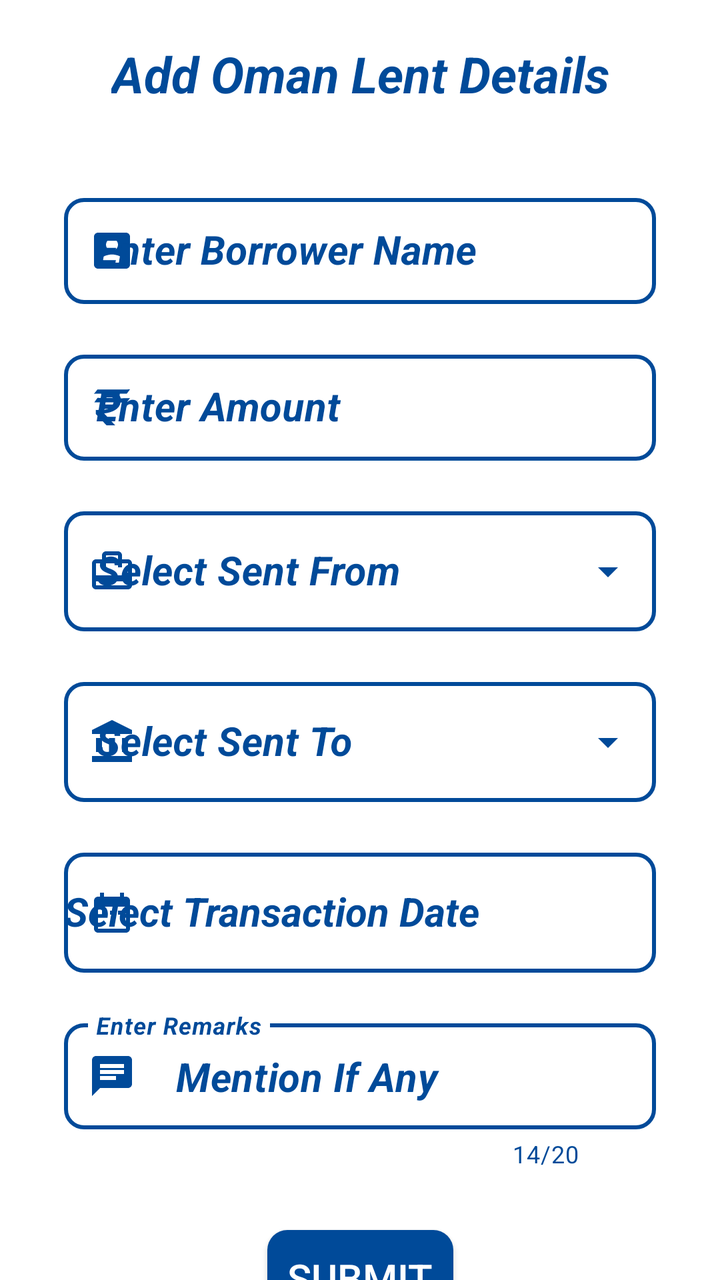
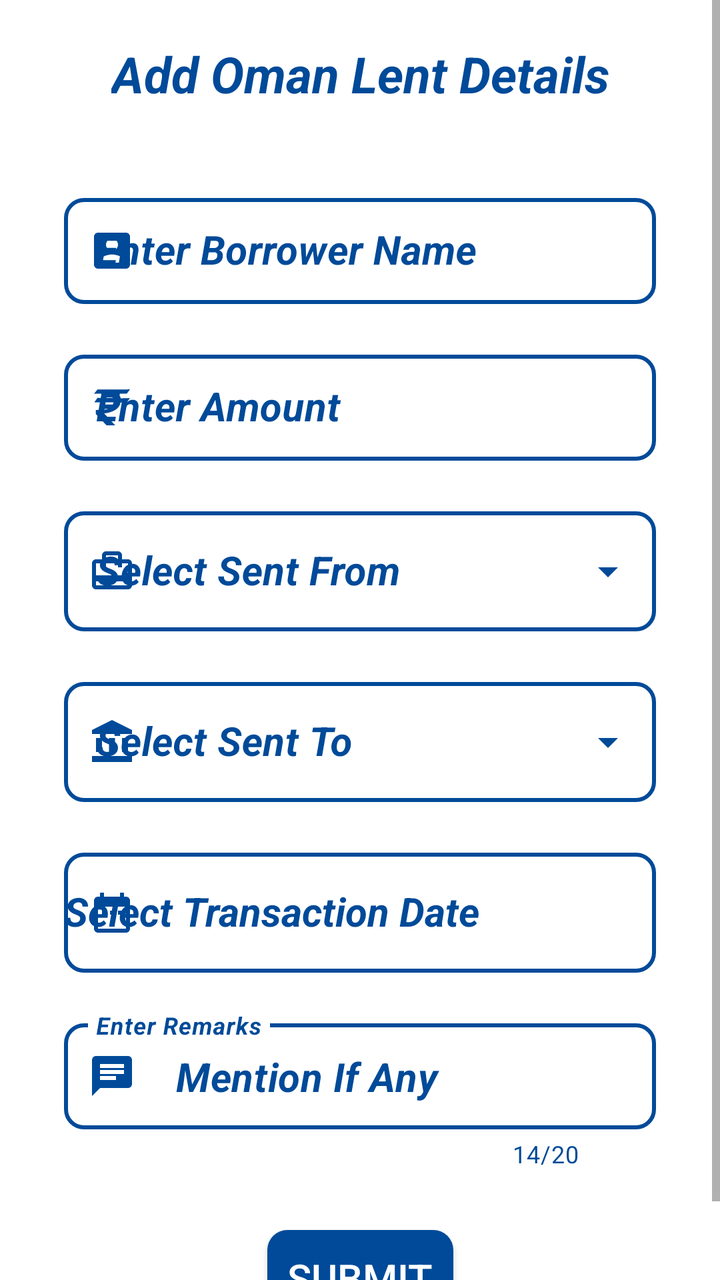

Two renders of the same Android screen: before a commit and after it. Below are the layout's source before the change and the commit's diff.
<!-- AndroidManifest.xml: application theme AppTheme -->
<!-- res/layout/fragment_add_lent_oman.xml -->
<?xml version="1.0" encoding="utf-8"?>
<FrameLayout xmlns:android="http://schemas.android.com/apk/res/android"
    xmlns:app="http://schemas.android.com/apk/res-auto"
    xmlns:tools="http://schemas.android.com/tools"
    android:layout_width="match_parent"
    android:layout_height="match_parent"
    android:background="@color/white"
    tools:context=".AddLent.AddLentOmanFragment">

    <androidx.constraintlayout.widget.ConstraintLayout
        android:layout_width="match_parent"
        android:layout_height="match_parent">

        <TextView
            android:id="@+id/lendDecHeadingOM"
            android:layout_width="wrap_content"
            android:layout_height="wrap_content"
            android:layout_marginTop="20dp"
            android:text="@string/add_oman_lent_details"
            android:textColor="@color/background"
            android:textSize="25sp"
            android:textStyle="bold|italic"
            app:layout_constraintEnd_toEndOf="parent"
            app:layout_constraintStart_toStartOf="parent"
            app:layout_constraintTop_toTopOf="parent" />

        <com.google.android.material.textfield.TextInputLayout
            android:id="@+id/lendDecNameLayoutOM"
            style="@style/Widget.MaterialComponents.TextInputLayout.OutlinedBox"
            android:layout_width="match_parent"
            android:layout_height="wrap_content"
            android:layout_marginStart="32dp"
            android:layout_marginTop="40dp"
            android:layout_marginEnd="32dp"
            android:hint="@string/borrowerName"
            android:textColorHint="@color/background"
            android:theme="@style/ThemeOverlay.AppTheme.TextInputEditText.Outlined"
            app:boxCornerRadiusBottomEnd="10dp"
            app:boxCornerRadiusBottomStart="10dp"
            app:boxCornerRadiusTopEnd="10dp"
            app:boxCornerRadiusTopStart="10dp"
            app:boxStrokeColor="@color/grey"
            app:boxStrokeWidth="2dp"
            app:boxStrokeWidthFocused="2dp"
            app:endIconMode="clear_text"
            app:endIconTint="@color/background"
            app:errorTextColor="@color/red"
            app:hintTextColor="@color/background"
            app:layout_constraintEnd_toEndOf="parent"
            app:layout_constraintStart_toStartOf="parent"
            app:layout_constraintTop_toBottomOf="@+id/lendDecHeadingOM"
            app:startIconDrawable="@drawable/ic_name"
            app:startIconTint="@color/background">

            <com.google.android.material.textfield.TextInputEditText
                android:id="@+id/lendDecNameOM"
                android:layout_width="match_parent"
                android:layout_height="wrap_content"
                android:imeOptions="actionNext"
                android:inputType="textCapWords"
                android:textColor="@color/background"
                android:textCursorDrawable="@drawable/color_cursor"
                android:textSize="20sp"
                android:textStyle="bold|italic" />
        </com.google.android.material.textfield.TextInputLayout>

        <com.google.android.material.textfield.TextInputLayout
            android:id="@+id/lendDecAmountLayoutOM"
            style="@style/Widget.MaterialComponents.TextInputLayout.OutlinedBox"
            android:layout_width="0dp"
            android:layout_height="wrap_content"
            android:layout_marginTop="20dp"
            android:hint="@string/amount"
            android:textColorHint="@color/background"
            android:theme="@style/ThemeOverlay.AppTheme.TextInputEditText.Outlined"
            app:boxCornerRadiusBottomEnd="10dp"
            app:boxCornerRadiusBottomStart="10dp"
            app:boxCornerRadiusTopEnd="10dp"
            app:boxCornerRadiusTopStart="10dp"
            app:boxStrokeColor="@color/grey"
            app:boxStrokeWidth="2dp"
            app:boxStrokeWidthFocused="2dp"
            app:endIconMode="clear_text"
            app:endIconTint="@color/background"
            app:errorTextColor="@color/red"
            app:hintTextColor="@color/background"
            app:layout_constraintEnd_toEndOf="@+id/lendDecNameLayoutOM"
            app:layout_constraintStart_toStartOf="@+id/lendDecNameLayoutOM"
            app:layout_constraintTop_toBottomOf="@+id/lendDecNameLayoutOM"
            app:startIconDrawable="@drawable/ic_rupee"
            app:startIconTint="@color/background">

            <com.google.android.material.textfield.TextInputEditText
                android:id="@+id/lendDecAmountOM"
                android:layout_width="match_parent"
                android:layout_height="wrap_content"
                android:imeOptions="actionDone"
                android:inputType="numberDecimal"
                android:textColor="@color/background"
                android:textCursorDrawable="@drawable/color_cursor"
                android:textSize="20sp"
                android:textStyle="bold|italic" />
        </com.google.android.material.textfield.TextInputLayout>

        <com.google.android.material.textfield.TextInputLayout
            android:id="@+id/lendDecFromLayoutOM"
            style="@style/Widget.MaterialComponents.TextInputLayout.OutlinedBox.Dense.ExposedDropdownMenu"
            android:layout_width="0dp"
            android:layout_height="wrap_content"
            android:layout_marginTop="20dp"
            android:hint="@string/sent_from"
            android:textColorHint="@color/background"
            android:theme="@style/ThemeOverlay.AppTheme.TextInputEditText.Outlined"
            app:boxCornerRadiusBottomEnd="10dp"
            app:boxCornerRadiusBottomStart="10dp"
            app:boxCornerRadiusTopEnd="10dp"
            app:boxCornerRadiusTopStart="10dp"
            app:boxStrokeColor="@color/grey"
            app:boxStrokeWidth="2dp"
            app:boxStrokeWidthFocused="2dp"
            app:endIconTint="@color/background"
            app:errorTextColor="@color/red"
            app:hintTextColor="@color/background"
            app:layout_constraintEnd_toEndOf="@+id/lendDecAmountLayoutOM"
            app:layout_constraintStart_toStartOf="@+id/lendDecAmountLayoutOM"
            app:layout_constraintTop_toBottomOf="@+id/lendDecAmountLayoutOM"
            app:startIconDrawable="@drawable/ic_view_balance"
            app:startIconTint="@color/background">

            <AutoCompleteTextView
                android:id="@+id/lendDecFromOM"
                android:layout_width="match_parent"
                android:layout_height="60sp"
                android:inputType="none"
                android:textColor="@color/background"
                android:textSize="20sp"
                android:textStyle="bold|italic"
                tools:ignore="LabelFor" />
        </com.google.android.material.textfield.TextInputLayout>

        <com.google.android.material.textfield.TextInputLayout
            android:id="@+id/lendDecToLayoutOM"
            style="@style/Widget.MaterialComponents.TextInputLayout.OutlinedBox.Dense.ExposedDropdownMenu"
            android:layout_width="0dp"
            android:layout_height="wrap_content"
            android:layout_marginTop="20dp"
            android:hint="@string/sent_to"
            android:textColorHint="@color/background"
            android:theme="@style/ThemeOverlay.AppTheme.TextInputEditText.Outlined"
            app:boxCornerRadiusBottomEnd="10dp"
            app:boxCornerRadiusBottomStart="10dp"
            app:boxCornerRadiusTopEnd="10dp"
            app:boxCornerRadiusTopStart="10dp"
            app:boxStrokeColor="@color/background"
            app:boxStrokeWidth="2dp"
            app:boxStrokeWidthFocused="2dp"
            app:endIconTint="@color/background"
            app:errorTextColor="@color/red"
            app:hintTextColor="@color/background"
            app:layout_constraintEnd_toEndOf="@+id/lendDecFromLayoutOM"
            app:layout_constraintStart_toStartOf="@+id/lendDecFromLayoutOM"
            app:layout_constraintTop_toBottomOf="@+id/lendDecFromLayoutOM"
            app:startIconDrawable="@drawable/ic_account_balance"
            app:startIconTint="@color/background">

            <AutoCompleteTextView
                android:id="@+id/lendDecToOM"
                android:layout_width="match_parent"
                android:layout_height="60sp"
                android:inputType="none"
                android:textColor="@color/background"
                android:textSize="20sp"
                android:textStyle="bold|italic"
                tools:ignore="LabelFor" />
        </com.google.android.material.textfield.TextInputLayout>

        <com.google.android.material.textfield.TextInputLayout
            android:id="@+id/lendDecTranDateLayoutOM"
            style="@style/Widget.MaterialComponents.TextInputLayout.OutlinedBox"
            android:layout_width="0dp"
            android:layout_height="wrap_content"
            android:layout_marginTop="20dp"
            android:hint="@string/transaction_date"
            android:textColorHint="@color/background"
            android:theme="@style/ThemeOverlay.AppTheme.TextInputEditText.Outlined"
            app:boxCornerRadiusBottomEnd="10dp"
            app:boxCornerRadiusBottomStart="10dp"
            app:boxCornerRadiusTopEnd="10dp"
            app:boxCornerRadiusTopStart="10dp"
            app:boxStrokeColor="@color/grey"
            app:boxStrokeWidth="2dp"
            app:boxStrokeWidthFocused="2dp"
            app:errorTextColor="@color/red"
            app:layout_constraintEnd_toEndOf="@+id/lendDecToLayoutOM"
            app:layout_constraintStart_toStartOf="@+id/lendDecToLayoutOM"
            app:layout_constraintTop_toBottomOf="@+id/lendDecToLayoutOM"
            app:startIconDrawable="@drawable/ic_date"
            app:startIconTint="@color/background">

            <AutoCompleteTextView
                android:id="@+id/lendDecTranDateOM"
                android:layout_width="match_parent"
                android:layout_height="60sp"
                android:inputType="none"
                android:textColor="@color/background"
                android:textCursorDrawable="@drawable/color_cursor"
                android:textSize="20sp"
                android:textStyle="bold|italic"
                tools:ignore="LabelFor" />
        </com.google.android.material.textfield.TextInputLayout>

        <com.google.android.material.textfield.TextInputLayout
            android:id="@+id/lendDecRemarksLayoutOM"
            style="@style/Widget.MaterialComponents.TextInputLayout.OutlinedBox"
            android:layout_width="0dp"
            android:layout_height="wrap_content"
            android:layout_marginTop="20dp"
            android:hint="@string/remarks"
            android:textColorHint="@color/background"
            android:theme="@style/ThemeOverlay.AppTheme.TextInputEditText.Outlined"
            app:boxCornerRadiusBottomEnd="10dp"
            app:boxCornerRadiusBottomStart="10dp"
            app:boxCornerRadiusTopEnd="10dp"
            app:boxCornerRadiusTopStart="10dp"
            app:boxStrokeColor="@color/grey"
            app:boxStrokeWidth="2dp"
            app:boxStrokeWidthFocused="2dp"
            app:counterEnabled="true"
            app:counterMaxLength="20"
            app:counterTextColor="@color/background"
            app:endIconMode="clear_text"
            app:endIconTint="@color/background"
            app:errorTextColor="@color/red"
            app:hintTextColor="@color/background"
            app:layout_constraintEnd_toEndOf="@+id/lendDecTranDateLayoutOM"
            app:layout_constraintStart_toStartOf="@+id/lendDecTranDateLayoutOM"
            app:layout_constraintTop_toBottomOf="@+id/lendDecTranDateLayoutOM"
            app:startIconDrawable="@drawable/ic_remarks"
            app:startIconTint="@color/background">

            <com.google.android.material.textfield.TextInputEditText
                android:id="@+id/lendDecRemarksOM"
                android:layout_width="match_parent"
                android:layout_height="wrap_content"
                android:imeOptions="actionSend"
                android:inputType="textCapWords"
                android:maxLength="20"
                android:text="@string/mention_if_any"
                android:textColor="@color/background"
                android:textCursorDrawable="@drawable/color_cursor"
                android:textSize="20sp"
                android:textStyle="bold|italic" />
        </com.google.android.material.textfield.TextInputLayout>

        <androidx.appcompat.widget.AppCompatButton
            android:id="@+id/lendDecSubmitOM"
            android:layout_width="wrap_content"
            android:layout_height="wrap_content"
            android:layout_marginTop="30dp"
            android:background="@drawable/button_background"
            android:text="  Submit  "
            android:textColor="@color/white"
            android:textSize="20sp"
            app:layout_constraintEnd_toEndOf="parent"
            app:layout_constraintStart_toStartOf="parent"
            app:layout_constraintTop_toBottomOf="@+id/lendDecRemarksLayoutOM"
            tools:ignore="HardcodedText" />

    </androidx.constraintlayout.widget.ConstraintLayout>

</FrameLayout>
<!-- resources referenced by this layout -->
<resources>
  <color name="background">#004A99</color>
  <color name="grey">#808080</color>
  <color name="red">#FF0000</color>
  <color name="white">#FFFFFFFF</color>
  <!-- drawable button_background (drawable) -->
  <?xml version="1.0" encoding="utf-8"?>
  <ripple xmlns:android="http://schemas.android.com/apk/res/android"
      android:color="@color/white">
      <item>
          <shape android:shape="rectangle">
              <solid android:color="@color/background" />
              <corners android:radius="10dp" />
          </shape>
      </item>
  </ripple>
  <!-- drawable color_cursor (drawable) -->
  <?xml version="1.0" encoding="utf-8"?>
  <shape xmlns:android="http://schemas.android.com/apk/res/android"
      android:shape="rectangle">
      <size android:width="2dp" />
      <solid android:color="@color/background" />
  </shape>
  <!-- drawable ic_date (drawable) -->
  <vector android:height="24dp" android:tint="#FFFFFF"
      android:viewportHeight="24" android:viewportWidth="24"
      android:width="24dp" xmlns:android="http://schemas.android.com/apk/res/android">
      <path android:fillColor="@android:color/white" android:pathData="M9,11L7,11v2h2v-2zM13,11h-2v2h2v-2zM17,11h-2v2h2v-2zM19,4h-1L18,2h-2v2L8,4L8,2L6,2v2L5,4c-1.11,0 -1.99,0.9 -1.99,2L3,20c0,1.1 0.89,2 2,2h14c1.1,0 2,-0.9 2,-2L21,6c0,-1.1 -0.9,-2 -2,-2zM19,20L5,20L5,9h14v11z"/>
  </vector>
  <!-- drawable ic_name (drawable) -->
  <vector xmlns:android="http://schemas.android.com/apk/res/android"
      android:width="24dp"
      android:height="24dp"
      android:tint="@color/background"
      android:viewportWidth="24"
      android:viewportHeight="24">
      <path
          android:fillColor="@android:color/white"
          android:pathData="M3,5v14c0,1.1 0.89,2 2,2h14c1.1,0 2,-0.9 2,-2L21,5c0,-1.1 -0.9,-2 -2,-2L5,3c-1.11,0 -2,0.9 -2,2zM15,9c0,1.66 -1.34,3 -3,3s-3,-1.34 -3,-3 1.34,-3 3,-3 3,1.34 3,3zM6,17c0,-2 4,-3.1 6,-3.1s6,1.1 6,3.1v1L6,18v-1z" />
  </vector>
  <!-- drawable ic_remarks (drawable) -->
  <vector xmlns:android="http://schemas.android.com/apk/res/android"
      android:width="24dp"
      android:height="24dp"
      android:tint="@color/background"
      android:viewportWidth="24"
      android:viewportHeight="24">
      <path
          android:fillColor="@android:color/white"
          android:pathData="M20,2L4,2c-1.1,0 -1.99,0.9 -1.99,2L2,22l4,-4h14c1.1,0 2,-0.9 2,-2L22,4c0,-1.1 -0.9,-2 -2,-2zM6,9h12v2L6,11L6,9zM14,14L6,14v-2h8v2zM18,8L6,8L6,6h12v2z" />
  </vector>
  <string name="add_oman_lent_details">Add Oman Lent Details</string>
  <string name="amount">Enter Amount</string>
  <string name="borrowerName">Enter Borrower Name</string>
  <string name="mention_if_any">Mention If Any</string>
  <string name="remarks">Enter Remarks</string>
  <string name="sent_from">Select Sent From</string>
  <string name="sent_to">Select Sent To</string>
  <string name="transaction_date">Select Transaction Date</string>
  <style name="ThemeOverlay.AppTheme.TextInputEditText.Outlined" parent="Widget.MaterialComponents.TextInputLayout.OutlinedBox.Dense">
          <item name="colorControlActivated">@color/background</item>
      </style>
  <style name="AppTheme" parent="Theme.MaterialComponents.Light.DarkActionBar">
          
          
          
          <item name="colorPrimary">@color/background</item>
          <item name="colorPrimaryDark">@color/background</item>
          <item name="colorAccent">@color/background</item>
          
          <item name="colorSurface">@color/background</item>
          
          <item name="android:itemTextAppearance">@style/OptionsMenuStyle</item>
      </style>
  <style name="OptionsMenuStyle" parent="@style/TextAppearance.AppCompat.Widget.ActionBar.Title">
          <item name="android:textColor">@color/background</item>
          <item name="android:textStyle">italic|bold</item>
          <item name="android:textSize">15sp</item>
      </style>
  <!-- unchanged entries left out for length: 3 -->
</resources>

<!-- the commit's change to res/layout/fragment_add_lent_oman.xml (unified diff, before → after) -->
@@ -1,15 +1,13 @@
-<?xml version="1.0" encoding="utf-8"?>
-<FrameLayout xmlns:android="http://schemas.android.com/apk/res/android"
+<ScrollView xmlns:android="http://schemas.android.com/apk/res/android"
     xmlns:app="http://schemas.android.com/apk/res-auto"
     xmlns:tools="http://schemas.android.com/tools"
     android:layout_width="match_parent"
     android:layout_height="match_parent"
-    android:background="@color/white"
     tools:context=".AddLent.AddLentOmanFragment">
 
     <androidx.constraintlayout.widget.ConstraintLayout
         android:layout_width="match_parent"
-        android:layout_height="match_parent">
+        android:layout_height="wrap_content">
 
         <TextView
             android:id="@+id/lendDecHeadingOM"
@@ -266,6 +264,13 @@
             app:layout_constraintTop_toBottomOf="@+id/lendDecRemarksLayoutOM"
             tools:ignore="HardcodedText" />
 
+        <TextView
+            android:layout_width="wrap_content"
+            android:layout_height="wrap_content"
+            app:layout_constraintEnd_toEndOf="parent"
+            app:layout_constraintStart_toStartOf="parent"
+            app:layout_constraintTop_toBottomOf="@+id/lendDecSubmitOM" />
+
     </androidx.constraintlayout.widget.ConstraintLayout>
 
-</FrameLayout>
+</ScrollView>
